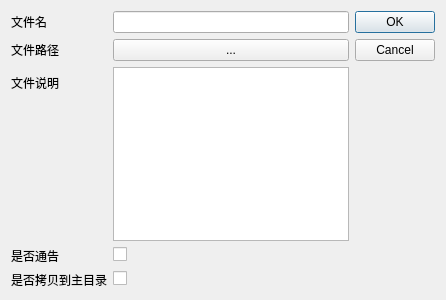
This is PageUI/addItemDialog.ui in lxambulance/CoLoRagent as Qt 5 draws it before an edit. The edited form follows.
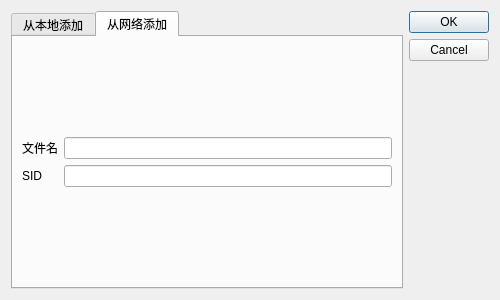
This is the edited form. The open tabs and pages were chosen to show the change.

What changed in the file:
```diff
--- a/PageUI/addItemDialog.ui
+++ b/PageUI/addItemDialog.ui
@@ -6,7 +6,7 @@
    <rect>
     <x>0</x>
     <y>0</y>
-    <width>446</width>
+    <width>500</width>
     <height>300</height>
    </rect>
   </property>
@@ -15,6 +15,14 @@
   </property>
   <layout class="QHBoxLayout" name="horizontalLayout">
    <item>
+    <widget class="QTabWidget" name="tabWidget">
+     <property name="currentIndex">
+      <number>0</number>
+     </property>
+     <widget class="QWidget" name="tab_1">
+      <attribute name="title">
+       <string>从本地添加</string>
+      </attribute>
     <layout class="QFormLayout" name="formLayout">
      <item row="0" column="0">
       <widget class="QLabel" name="label_1">
@@ -91,6 +99,64 @@
       </widget>
      </item>
     </layout>
+     </widget>
+     <widget class="QWidget" name="tab_2">
+      <attribute name="title">
+       <string>从网络添加</string>
+      </attribute>
+      <layout class="QFormLayout" name="formLayout_2">
+       <item row="1" column="0">
+        <widget class="QLabel" name="inputFileName">
+         <property name="text">
+          <string>文件名</string>
+         </property>
+        </widget>
+       </item>
+       <item row="1" column="1">
+        <widget class="QLineEdit" name="lineEdit"/>
+       </item>
+       <item row="2" column="0">
+        <widget class="QLabel" name="label_6">
+         <property name="text">
+          <string>SID</string>
+         </property>
+         <property name="buddy">
+          <cstring>inputSID</cstring>
+         </property>
+        </widget>
+       </item>
+       <item row="2" column="1">
+        <widget class="QLineEdit" name="inputSID"/>
+       </item>
+       <item row="0" column="0">
+        <spacer name="verticalSpacer">
+         <property name="orientation">
+          <enum>Qt::Vertical</enum>
+         </property>
+         <property name="sizeHint" stdset="0">
+          <size>
+           <width>20</width>
+           <height>40</height>
+          </size>
+         </property>
+        </spacer>
+       </item>
+       <item row="3" column="0">
+        <spacer name="verticalSpacer_2">
+         <property name="orientation">
+          <enum>Qt::Vertical</enum>
+         </property>
+         <property name="sizeHint" stdset="0">
+          <size>
+           <width>20</width>
+           <height>40</height>
+          </size>
+         </property>
+        </spacer>
+       </item>
+      </layout>
+     </widget>
+    </widget>
    </item>
    <item>
     <widget class="QDialogButtonBox" name="buttonBox">
```
Left out of the diff: 11 changed lines with no effect on the pictures. Lines whose indentation alone changed are shown as unchanged.
